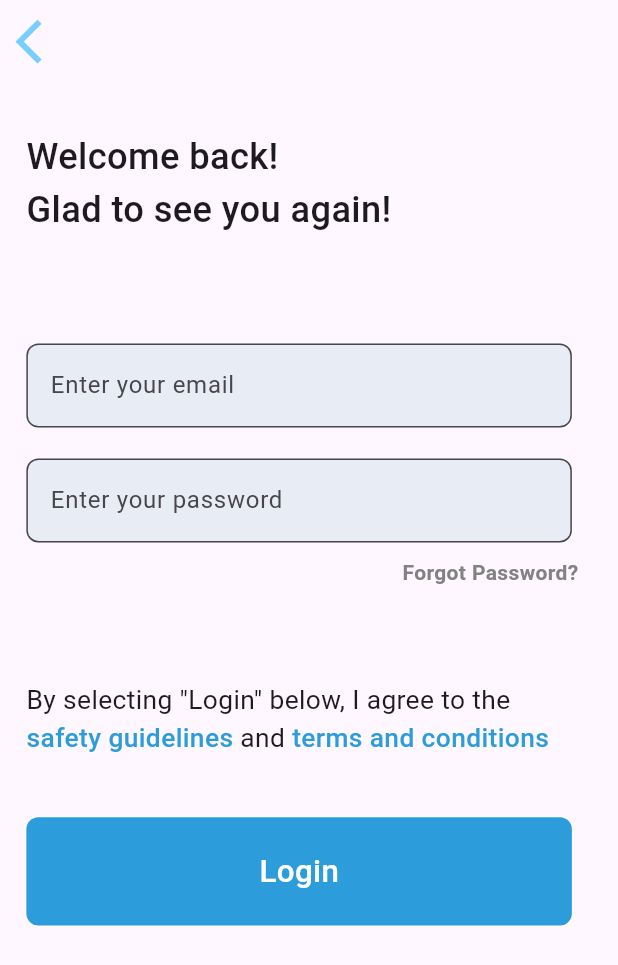
After one commit to nguymi01/nudgebud, a Flutter app: the LoginPage screen opened by its route, after a tap on "Login", on a phone screen of 412 x 824 dp. The commit adds this screen. Shown: the top 965 px of the screen. Run offline on Flutter 3.47's test engine with Material 3 defaults, Android fonts, the phone set to English and light mode, and no system bars; our stand-ins replace bloc, flutter_bloc, table_calendar; missing offline and left inert: mongo_dart.

Commit message:
added login signup pages

```diff
--- a/lib/base/color.dart
+++ b/lib/base/color.dart
@@ -15,4 +15,6 @@ class AppColor{
   static const Color green = Color(0xff6FCF97);
   static const Color yellow = Color(0xffF2C94C);
   static const Color grayFont = Color(0xff828282);
+  static const Color buttonBlue = Color(0xff2D9CDB);
+  static const Color grayTextField = Color(0xffE8ECF4);
 }
--- /dev/null
+++ b/lib/base/pages/login_page/login_page.dart
@@ -0,0 +1,130 @@
+import 'package:flutter/cupertino.dart';
+import 'package:flutter/material.dart';
+import 'package:flutterdemo/base/color.dart';
+import 'package:flutterdemo/base/route.dart';
+import 'package:flutterdemo/base/size.dart';
+
+class LoginPage extends StatefulWidget {
+  const LoginPage({super.key});
+
+  @override
+  State<LoginPage> createState() => _LoginPageState();
+}
+
+class _LoginPageState extends State<LoginPage> {
+  @override
+  Widget build(BuildContext context) {
+    return Scaffold(
+      appBar: AppBar(
+        backgroundColor: Colors.transparent,
+      ),
+      body: Padding(
+        padding: EdgeInsets.only(top: AppSize.getHeight(context, 64)),
+        child: Column(
+          mainAxisAlignment: MainAxisAlignment.spaceBetween,
+          children: [
+            Stack(
+              children: [
+                const Positioned(
+                  top: 40,
+                  left: 8,
+                  child: Image(
+                    image: AssetImage('assets/rainbow.png'),
+                  ),
+                ),
+                Center(
+                  child: Padding(
+                    padding:
+                        EdgeInsets.only(left: AppSize.getWidth(context, 24)),
+                    child: const Image(
+                      image: AssetImage('assets/NudgeBudBadge 1.png'),
+                    ),
+                  ),
+                ),
+              ],
+            ),
+            Column(
+              children: [
+                GestureDetector(
+                  onTap: () {
+                    Navigator.pushNamed(context, RoutesName.loginView);
+                  },
+                  child: Container(
+                    decoration: const BoxDecoration(
+                      color: AppColor.buttonBlue,
+                      borderRadius: BorderRadius.all(
+                        Radius.circular(8),
+                      ),
+                    ),
+                    child: SizedBox(
+                      width: AppSize.getWidth(context, 331),
+                      height: AppSize.getHeight(context, 56),
+                      child: Padding(
+                        padding: EdgeInsets.only(
+                            left: AppSize.getWidth(context, 16),
+                            right: AppSize.getWidth(context, 16)),
+                        child: Row(
+                          mainAxisAlignment: MainAxisAlignment.center,
+                          children: [
+                            Text(
+                              'Login',
+                              style: TextStyle(
+                                  fontSize: AppSize.getFontSize(context, 19),
+                                  color: AppColor.white,
+                                  fontWeight: FontWeight.w500),
+                            ),
+                          ],
+                        ),
+                      ),
+                    ),
+                  ),
+                ),
+                SizedBox(
+                  height: AppSize.getHeight(context, 8),
+                ),
+                GestureDetector(
+                  onTap: () {
+                    Navigator.pushNamed(context, RoutesName.signUpPage);
+                  },
+                  child: Container(
+                    decoration: BoxDecoration(
+                      color: AppColor.white,
+                      border: Border.all(color: AppColor.blue),
+                      borderRadius: const BorderRadius.all(
+                        Radius.circular(8),
+                      ),
+                    ),
+                    child: SizedBox(
+                      width: AppSize.getWidth(context, 331),
+                      height: AppSize.getHeight(context, 56),
+                      child: Padding(
+                        padding: EdgeInsets.only(
+                            left: AppSize.getWidth(context, 16),
+                            right: AppSize.getWidth(context, 16)),
+                        child: Row(
+                          mainAxisAlignment: MainAxisAlignment.center,
+                          children: [
+                            Text(
+                              'Register',
+                              style: TextStyle(
+                                  fontSize: AppSize.getFontSize(context, 19),
+                                  color: AppColor.black,
+                                  fontWeight: FontWeight.w500),
+                            ),
+                          ],
+                        ),
+                      ),
+                    ),
+                  ),
+                ),
+                SizedBox(
+                  height: AppSize.getHeight(context, 32),
+                )
+              ],
+            )
+          ],
+        ),
+      ),
+    );
+  }
+}
--- /dev/null
+++ b/lib/base/pages/login_page/login_screen/login_bloc.dart
@@ -0,0 +1,23 @@
+import 'package:bloc/bloc.dart';
+import 'package:flutterdemo/db/mongodb.dart';
+import 'package:meta/meta.dart';
+
+part 'login_event.dart';
+part 'login_state.dart';
+
+class LoginBloc extends Bloc<LoginEvent, LoginState> {
+  LoginBloc() : super(LoginInitial()) {
+    on<LoginEvent>((event, emit) async {
+      if (event is LoginEventClickButton){
+        emit(LoginStateLoading());
+        try{
+          await MongoDatabase.login(event.email,event.password);
+        }
+        on Exception catch (e){
+          emit(LoginStateFail(e.toString()));
+        }
+      }
+
+    });
+  }
+}
--- /dev/null
+++ b/lib/base/pages/login_page/login_screen/login_event.dart
@@ -0,0 +1,11 @@
+part of 'login_bloc.dart';
+
+@immutable
+sealed class LoginEvent {}
+
+class LoginEventClickButton extends LoginEvent{
+  final String email;
+  final String password;
+
+  LoginEventClickButton(this.email, this.password);
+}
--- /dev/null
+++ b/lib/base/pages/login_page/login_screen/login_screen.dart
@@ -0,0 +1,211 @@
+import 'package:flutter/material.dart';
+import 'package:flutter_bloc/flutter_bloc.dart';
+import 'package:flutterdemo/base/color.dart';
+import 'package:flutterdemo/base/pages/login_page/login_screen/login_bloc.dart';
+import 'package:flutterdemo/base/size.dart';
+
+class LoginScreen extends StatefulWidget {
+  const LoginScreen({super.key});
+
+  @override
+  State<LoginScreen> createState() => _LoginScreenState();
+}
+
+class _LoginScreenState extends State<LoginScreen> {
+  LoginBloc bloc = LoginBloc();
+  TextEditingController emailCon = TextEditingController();
+  TextEditingController passwordCon = TextEditingController();
+  FocusNode emailNode = FocusNode();
+  FocusNode passNode = FocusNode();
+
+  @override
+  Widget build(BuildContext context) {
+    return BlocBuilder(
+        bloc: bloc,
+        builder: (context, state) {
+          if (state is LoginInitial) {
+            return mainView(context);
+          }
+          return Container();
+        });
+  }
+
+  Widget mainView(BuildContext context) {
+    return GestureDetector(
+      onTap: () => FocusScope.of(context).requestFocus(FocusNode()),
+      child: Scaffold(
+        resizeToAvoidBottomInset: false,
+        appBar: AppBar(
+          leading: GestureDetector(
+            onTap: () {
+              Navigator.pop(context);
+            },
+            child: Icon(Icons.arrow_back_ios,
+                size: AppSize.getWidth(context, 32), color: AppColor.lightBlue),
+          ),
+        ),
+        body: Padding(
+          padding: EdgeInsets.only(
+            top: AppSize.getHeight(context, 24),
+            left: AppSize.getWidth(context, 16),
+          ),
+          child: Column(
+            crossAxisAlignment: CrossAxisAlignment.start,
+            children: [
+              Text(
+                'Welcome back!',
+                style: TextStyle(
+                    fontSize: AppSize.getFontSize(context, 22),
+                    fontWeight: FontWeight.w500),
+              ),
+              Text(
+                'Glad to see you again!',
+                style: TextStyle(
+                    fontSize: AppSize.getFontSize(context, 22),
+                    fontWeight: FontWeight.w500),
+              ),
+              SizedBox(
+                height: AppSize.getHeight(context, 56),
+              ),
+              SizedBox(
+                width: AppSize.getWidth(context, 331),
+                child: TextFormField(
+                  controller: emailCon,
+                  focusNode: emailNode,
+                  decoration: InputDecoration(
+                    filled: true,
+                    focusedBorder: OutlineInputBorder(
+                      borderSide: const BorderSide(
+                          color: AppColor.buttonBlue, width: 2.0),
+                      borderRadius: BorderRadius.circular(8),
+                    ),
+                    fillColor: AppColor.grayTextField,
+                    border: OutlineInputBorder(
+                      borderSide:
+                          const BorderSide(color: AppColor.gray, width: 2.0),
+                      borderRadius: BorderRadius.circular(8),
+                    ),
+                    labelText: 'Enter your email',
+                  ),
+                  onEditingComplete: () {
+                    FocusScope.of(context).requestFocus(passNode);
+                  },
+                ),
+              ),
+              SizedBox(
+                height: AppSize.getHeight(context, 16),
+              ),
+              SizedBox(
+                width: AppSize.getWidth(context, 331),
+                child: TextFormField(
+                  controller: passwordCon,
+                  obscureText: true,
+                  focusNode: passNode,
+                  decoration: InputDecoration(
+                    filled: true,
+                    focusedBorder: OutlineInputBorder(
+                      borderSide: const BorderSide(
+                          color: AppColor.buttonBlue, width: 2.0),
+                      borderRadius: BorderRadius.circular(8),
+                    ),
+                    fillColor: AppColor.grayTextField,
+                    border: OutlineInputBorder(
+                      borderSide:
+                          const BorderSide(color: AppColor.gray, width: 2.0),
+                      borderRadius: BorderRadius.circular(8),
+                    ),
+                    labelText: 'Enter your password',
+                  ),
+                  onEditingComplete: () {
+                    FocusScope.of(context).requestFocus(passNode);
+                  },
+                ),
+              ),
+              SizedBox(
+                height: AppSize.getHeight(context, 8),
+              ),
+              Row(
+                mainAxisAlignment: MainAxisAlignment.end,
+                children: [
+                  Padding(
+                    padding: EdgeInsets.only(
+                        right: AppSize.getWidth(context, 24),
+                        bottom: AppSize.getHeight(context, 48)),
+                    child: const Text(
+                      'Forgot Password?',
+                      style: TextStyle(
+                          color: AppColor.grayFont,
+                          fontWeight: FontWeight.w700),
+                    ),
+                  ),
+                ],
+              ),
+              Text(
+                "By selecting \"Login\" below, I agree to the",
+                style: TextStyle(fontSize: AppSize.getFontSize(context, 16)),
+              ),
+              Row(
+                children: [
+                  Text(
+                    "safety guidelines ",
+                    style: TextStyle(
+                        fontSize: AppSize.getFontSize(context, 16),
+                        color: AppColor.buttonBlue,
+                        fontWeight: FontWeight.w500),
+                  ),
+                  Text(
+                    "and ",
+                    style:
+                        TextStyle(fontSize: AppSize.getFontSize(context, 16)),
+                  ),
+                  Text(
+                    "terms and conditions",
+                    style: TextStyle(
+                        fontSize: AppSize.getFontSize(context, 16),
+                        color: AppColor.buttonBlue,
+                        fontWeight: FontWeight.w500),
+                  ),
+                ],
+              ),
+              SizedBox(
+                height: AppSize.getHeight(context, 32),
+              ),
+              GestureDetector(
+                onTap: () {},
+                child: Container(
+                  decoration: const BoxDecoration(
+                    color: AppColor.buttonBlue,
+                    borderRadius: BorderRadius.all(
+                      Radius.circular(8),
+                    ),
+                  ),
+                  child: SizedBox(
+                    width: AppSize.getWidth(context, 331),
+                    height: AppSize.getHeight(context, 56),
+                    child: Padding(
+                      padding: EdgeInsets.only(
+                          left: AppSize.getWidth(context, 16),
+                          right: AppSize.getWidth(context, 16)),
+                      child: Row(
+                        mainAxisAlignment: MainAxisAlignment.center,
+                        children: [
+                          Text(
+                            'Login',
+                            style: TextStyle(
+                                fontSize: AppSize.getFontSize(context, 19),
+                                color: AppColor.white,
+                                fontWeight: FontWeight.w500),
+                          ),
+                        ],
+                      ),
+                    ),
+                  ),
+                ),
+              ),
+            ],
+          ),
+        ),
+      ),
+    );
+  }
+}
--- /dev/null
+++ b/lib/base/pages/login_page/login_screen/login_state.dart
@@ -0,0 +1,13 @@
+part of 'login_bloc.dart';
+
+@immutable
+sealed class LoginState {}
+
+final class LoginInitial extends LoginState {}
+class LoginStateLoading extends LoginState{}
+class LoginStateSuccess extends LoginState{}
+class LoginStateFail extends LoginState{
+  final String error;
+
+  LoginStateFail(this.error);
+}
--- /dev/null
+++ b/lib/base/pages/splash_page/splash_page.dart
@@ -0,0 +1,37 @@
+import 'package:flutter/material.dart';
+import 'package:flutterdemo/base/size.dart';
+
+class SplashPage extends StatelessWidget {
+  const SplashPage({super.key});
+
+  @override
+  Widget build(BuildContext context) {
+    return  Scaffold(
+      body:  Column(
+        mainAxisAlignment: MainAxisAlignment.center,
+        children: [
+          Stack(
+            children: [
+              const Positioned(
+                top: 40,
+                left: 8,
+                child: Image(
+                  image: AssetImage('assets/rainbow.png'),
+                ),
+              ),
+              Center(
+                child: Padding(
+                  padding:
+                  EdgeInsets.only(left: AppSize.getWidth(context, 24)),
+                  child: const Image(
+                    image: AssetImage('assets/NudgeBudBadge 1.png'),
+                  ),
+                ),
+              ),
+            ],
+          ),
+        ],
+      ),
+    );
+  }
+}
--- a/lib/base/route.dart
+++ b/lib/base/route.dart
@@ -9,4 +9,6 @@ class RoutesName{
   static const String inboxViewPage = 'inboxViewPage';
   static const String eventRSVPDetailPage = 'eventRSVPDetailPage';
   static const String signUpPage = 'signUpPage';
+  static const String loginPage = 'loginPage';
+  static const String loginView = 'loginView';
 }
--- a/lib/db/mongodb.dart
+++ b/lib/db/mongodb.dart
@@ -22,4 +22,13 @@ class MongoDatabase{
     userCollection = db.collection(USER_COLLECTION);
     await userCollection.insertOne({'_id':ObjectId(),'fname':fname,'lname':lname,'email':email,'password':password});
   }
+
+  static login(String email,String password) async{
+    db = await Db.create(MONGO_URL);
+    await db.open();
+    inspect(db);
+    userCollection = db.collection(USER_COLLECTION);
+    dynamic res = await userCollection.find({'email': email, 'password':password}).toList();
+    return res;
+  }
 }
--- a/lib/main.dart
+++ b/lib/main.dart
@@ -7,6 +7,8 @@ import 'package:flutterdemo/base/pages/calendar_landing_page/calendar_landing_pa
 import 'package:flutterdemo/base/pages/event_rsvp_details_page/event_rsvp_detail_page.dart';
 import 'package:flutterdemo/base/pages/homepage/homepage.dart';
 import 'package:flutterdemo/base/pages/inbox_views_page/inbox_view_page.dart';
+import 'package:flutterdemo/base/pages/login_page/login_page.dart';
+import 'package:flutterdemo/base/pages/login_page/login_screen/login_screen.dart';
 import 'package:flutterdemo/base/pages/nudges_inbox_page/nudge_inbox_page.dart';
 import 'package:flutterdemo/base/pages/send_nudge_page/send_nudge_page.dart';
 import 'package:flutterdemo/base/pages/sign_up_page/sign_up_page.dart';
@@ -90,6 +92,16 @@ MaterialPageRoute<dynamic> routeSettings(RouteSettings settings) {
         builder: (BuildContext context) => SignUpPage(),
         settings: const RouteSettings(name: RoutesName.signUpPage),
       );
+    case RoutesName.loginPage:
+      return MaterialPageRoute<dynamic>(
+        builder: (BuildContext context) => LoginPage(),
+        settings: const RouteSettings(name: RoutesName.loginPage),
+      );
+    case RoutesName.loginView:
+      return MaterialPageRoute<dynamic>(
+        builder: (BuildContext context) => LoginScreen(),
+        settings: const RouteSettings(name: RoutesName.loginView),
+      );
     default:
       return MaterialPageRoute<dynamic>(
         builder: (BuildContext context) => HomePage(),
--- a/lib/widgets/homepage_widgets/homepage_appbar/homepage_appbar.dart
+++ b/lib/widgets/homepage_widgets/homepage_appbar/homepage_appbar.dart
@@ -36,7 +36,9 @@ class _HomepageAppBarState extends State<HomepageAppBar> {
               shape: BoxShape.circle,
             ),
             child: IconButton(
-                onPressed: () {},
+                onPressed: () {
+                  Navigator.pushNamed(context, RoutesName.loginPage);
+                },
                 icon: const Icon(
                   Icons.notifications,
                   color: AppColor.black,
```
Also changed, not shown: assets/NudgeBudBadge 1.png (added), assets/rainbow.png (added).
